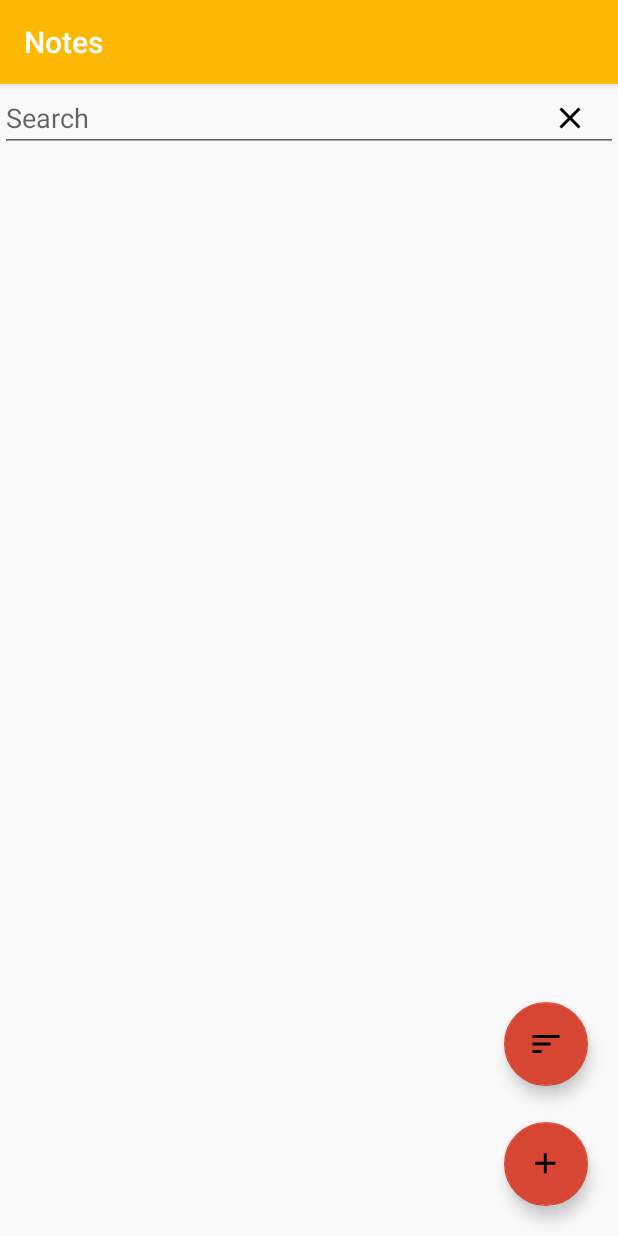
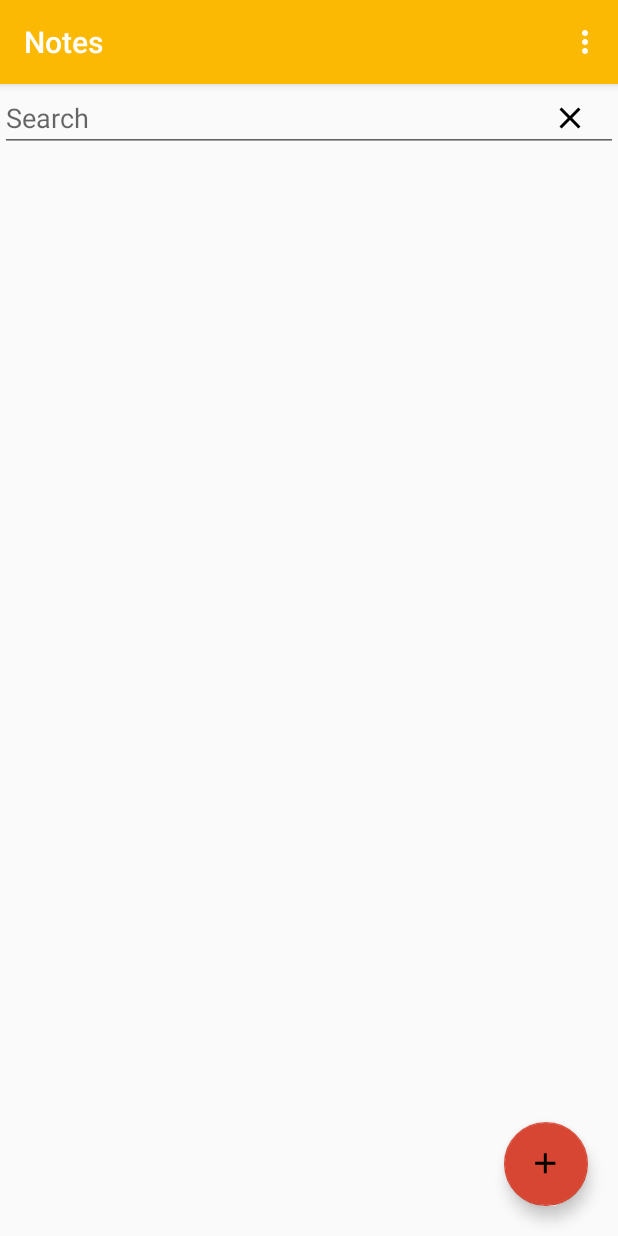
Before and after one commit to Sanchous19/Android, an Android app: the screen it shows after launch (MainActivity), on a phone screen of 412 x 824 dp. Run offline under Robolectric (Android 15) with nearby library versions, the phone set to English and light mode, and no system bars; our stand-ins replace Room's generated code.

Commit message:
Changed LR3 interface

```diff
--- a/LR3/app/src/main/res/layout/activity_main.xml
+++ b/LR3/app/src/main/res/layout/activity_main.xml
@@ -41,16 +41,6 @@
     </LinearLayout>
 
     <com.google.android.material.floatingactionbutton.FloatingActionButton
-        android:id="@+id/sort"
-        android:layout_width="wrap_content"
-        android:layout_height="wrap_content"
-        android:layout_gravity="bottom|end"
-        android:layout_marginEnd="20dp"
-        android:layout_marginBottom="100dp"
-        app:srcCompat="@drawable/ic_sort"
-        android:onClick="sortClick" />
-
-    <com.google.android.material.floatingactionbutton.FloatingActionButton
         android:id="@+id/add"
         android:layout_width="wrap_content"
         android:layout_height="wrap_content"
--- /dev/null
+++ b/LR3/app/src/main/res/menu/main_menu.xml
@@ -0,0 +1,15 @@
+<?xml version="1.0" encoding="utf-8"?>
+<menu
+    xmlns:android="http://schemas.android.com/apk/res/android"
+    xmlns:app="http://schemas.android.com/apk/res-auto"
+    xmlns:tools="http://schemas.android.com/tools"
+    tools:context=".MainActivity">
+    <item
+        android:id="@+id/sortByDateItem"
+        android:title="@string/sort_by_date"
+        app:showAsAction="never"></item>
+    <item
+        android:id="@+id/sortByTitleItem"
+        android:title="@string/sort_by_title"
+        app:showAsAction="never"></item>
+</menu>
--- a/LR3/app/src/main/res/values/strings.xml
+++ b/LR3/app/src/main/res/values/strings.xml
@@ -4,4 +4,6 @@
     <string name="title">Title</string>
     <string name="tags">Tag</string>
     <string name="content">Content</string>
+    <string name="sort_by_date">Sort by date</string>
+    <string name="sort_by_title">Sort by title</string>
 </resources>
```
Also changed, not shown: LR3/app/src/main/java/sanchous19/com/MainActivity.java (+27 -18 lines).
